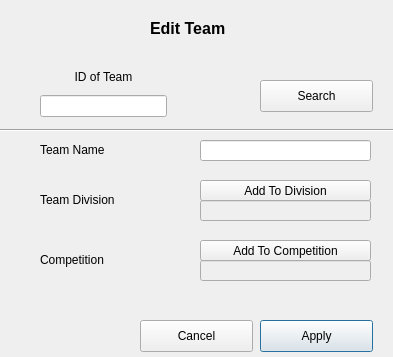
Old version of the form editteamdiag.ui in the repository stefanmarjanovic/Comp.
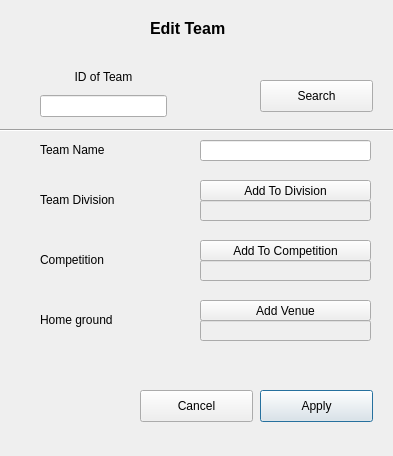
New version of the form.

Commit message:
Add Venue Selector
Updates:
- associate a specific team with a home venue

The edit to the form file:
```diff
--- a/editteamdiag.ui
+++ b/editteamdiag.ui
@@ -7,7 +7,7 @@
     <x>0</x>
     <y>0</y>
     <width>393</width>
-    <height>357</height>
+    <height>456</height>
    </rect>
   </property>
   <property name="windowTitle">
@@ -187,7 +187,7 @@
    <property name="geometry">
     <rect>
      <x>260</x>
-     <y>320</y>
+     <y>390</y>
      <width>113</width>
      <height>32</height>
     </rect>
@@ -212,7 +212,7 @@
    <property name="geometry">
     <rect>
      <x>140</x>
-     <y>320</y>
+     <y>390</y>
      <width>113</width>
      <height>32</height>
     </rect>
@@ -241,6 +241,48 @@
     <string>Edit Team</string>
    </property>
   </widget>
+  <widget class="QLineEdit" name="venueID">
+   <property name="enabled">
+    <bool>false</bool>
+   </property>
+   <property name="geometry">
+    <rect>
+     <x>200</x>
+     <y>320</y>
+     <width>171</width>
+     <height>21</height>
+    </rect>
+   </property>
+   <property name="acceptDrops">
+    <bool>false</bool>
+   </property>
+  </widget>
+  <widget class="QPushButton" name="venueSearch">
+   <property name="geometry">
+    <rect>
+     <x>200</x>
+     <y>300</y>
+     <width>171</width>
+     <height>21</height>
+    </rect>
+   </property>
+   <property name="text">
+    <string>Add Venue</string>
+   </property>
+  </widget>
+  <widget class="QLabel" name="label_4">
+   <property name="geometry">
+    <rect>
+     <x>40</x>
+     <y>310</y>
+     <width>121</width>
+     <height>20</height>
+    </rect>
+   </property>
+   <property name="text">
+    <string>Home ground</string>
+   </property>
+  </widget>
  </widget>
  <tabstops>
   <tabstop>id</tabstop>
```
The commit also changes 13 other files.
